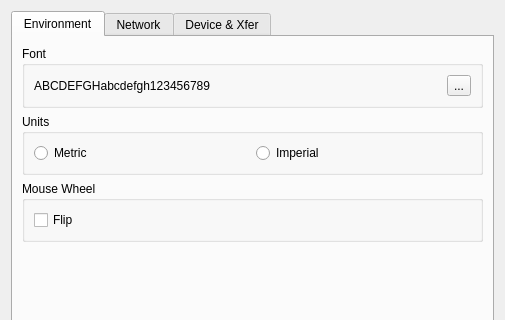
The window that src/IDlgConfig.ui (ntruchsess/QLandkarteGT) describes before a commit, drawn with Qt 5; both pictures show x 0 to 505 and y 0 to 320 of the 505 by 524 pixel window.
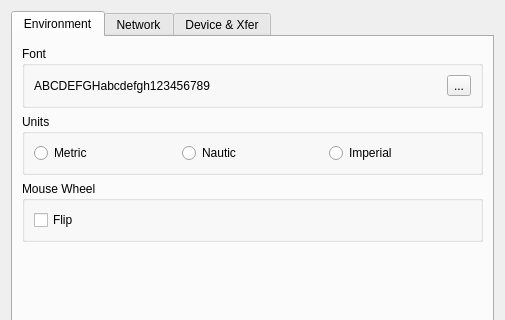
The same window after the commit.

The edit to the form file:
```diff
--- a/src/IDlgConfig.ui
+++ b/src/IDlgConfig.ui
@@ -19,14 +19,6 @@
       <number>0</number>
      </property>
      <widget class="QWidget" name="tab" >
-      <property name="geometry" >
-       <rect>
-        <x>0</x>
-        <y>0</y>
-        <width>483</width>
-        <height>436</height>
-       </rect>
-      </property>
       <attribute name="title" >
        <string>Environment</string>
       </attribute>
@@ -70,6 +62,13 @@
             </property>
            </widget>
           </item>
+          <item>
+           <widget class="QRadioButton" name="radioNautic" >
+            <property name="text" >
+             <string>Nautic</string>
+            </property>
+           </widget>
+          </item>
           <item>
            <widget class="QRadioButton" name="radioImperial" >
             <property name="text" >
```
Left out of the diff: 20 changed lines with no effect on the pictures.
